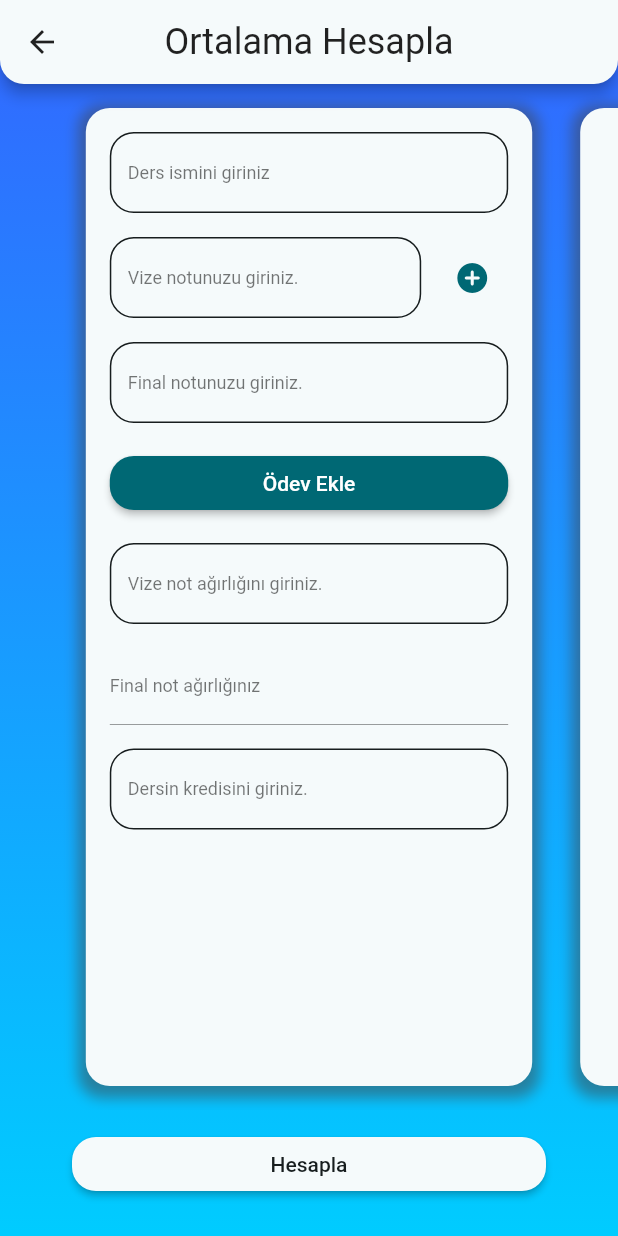
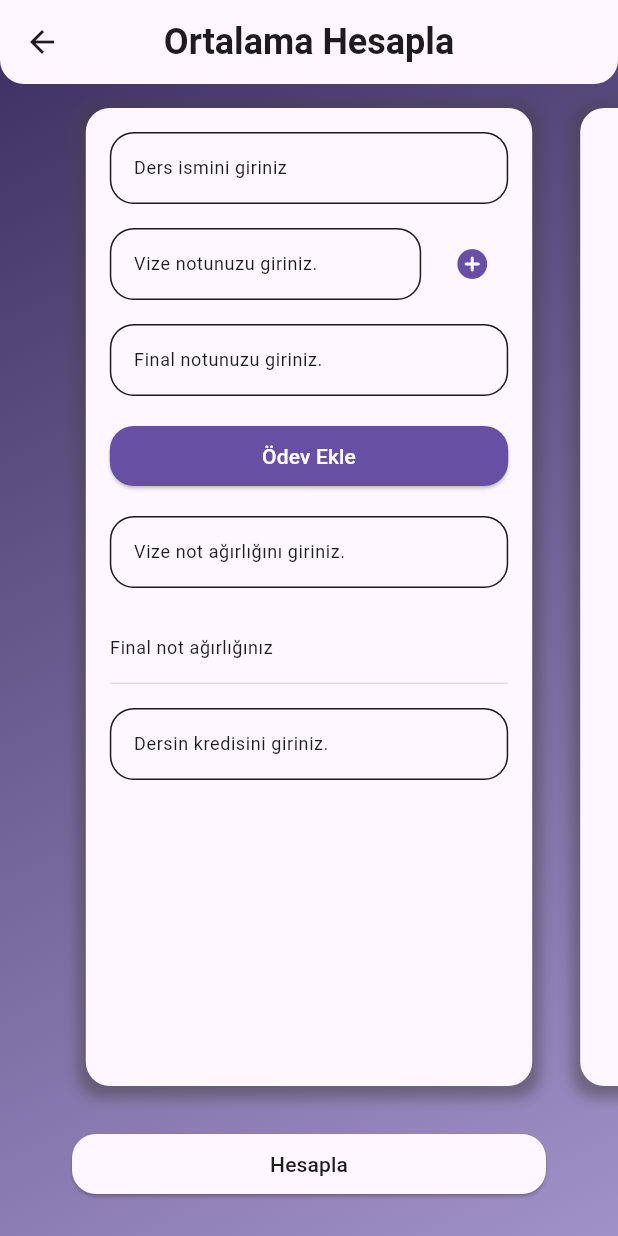
Before and after one commit to EfelerGibi/Examinator, a Flutter app: the screen it shows after launch, after a tap on "Ortalama Hesapla", on a phone screen of 412 x 824 dp. Run offline on Flutter 3.47's test engine with Material 2 defaults, Android fonts, the phone set to English and light mode, and no system bars; drawn by our look-alikes of carousel_slider.

Commit message:
Better material 3 support

```diff
--- a/lib/hesaplandi.dart
+++ b/lib/hesaplandi.dart
@@ -70,7 +70,7 @@ class Hesaplandi extends StatelessWidget {
                       BorderRadius.vertical(bottom: Radius.circular(16))),
               title: Text(
                 title,
-                style: Theme.of(context).textTheme.headline5,
+                style: Theme.of(context).textTheme.headlineSmall,
               ),
               backgroundColor: Theme.of(context).colorScheme.background,
             ),
--- a/lib/main.dart
+++ b/lib/main.dart
@@ -17,16 +17,19 @@ class MyApp extends StatelessWidget {
     return MaterialApp(
       title: 'Flutter Demo',
       theme: ThemeData(
-        //useMaterial3: true,
-        colorSchemeSeed: Colors.grey,
-        textTheme: const TextTheme(
+        useMaterial3: true,
+        //colorSchemeSeed: Colors.green,
+        textTheme: TextTheme(
             button: TextStyle(color: Colors.grey),
-            headline1: TextStyle(color: Colors.grey)),
+            headline5: TextStyle(fontWeight: FontWeight.bold)),
+        scaffoldBackgroundColor: Colors.transparent,
         //primarySwatch: Colors.blue,
       ),
       darkTheme: ThemeData(
-        //useMaterial3: true,
-        textTheme: const TextTheme(button: TextStyle(color: Colors.white)),
+        useMaterial3: true,
+        textTheme: const TextTheme(
+          button: TextStyle(color: Colors.white),
+        ),
         //primarySwatch: Colors.blue,
         //colorSchemeSeed: Colors.grey,
         scaffoldBackgroundColor: Colors.transparent,
@@ -41,6 +44,14 @@ class MyApp extends StatelessWidget {
 
 class MyHomePage extends StatelessWidget {
   const MyHomePage({Key? key}) : super(key: key);
+  Color darken(Color color, [double amount = .1]) {
+    assert(amount >= 0 && amount <= 1);
+
+    final hsl = HSLColor.fromColor(color);
+    final hslDark = hsl.withLightness((hsl.lightness - amount).clamp(0.0, 1.0));
+
+    return hslDark.toColor();
+  }
 
   @override
   Widget build(BuildContext context) {
@@ -63,13 +74,8 @@ class MyHomePage extends StatelessWidget {
                           const FlutterLogo(
                             size: 72,
                           ),
-                          const Text(
-                            "Examator",
-                            style: TextStyle(
-                                //color: Colors.white,
-                                fontSize: 42,
-                                decoration: TextDecoration.underline),
-                          ),
+                          Text("Examator",
+                              style: Theme.of(context).textTheme.displayMedium),
                           const SizedBox(height: 16),
                           ElevatedButton(
                               onPressed: () => Navigator.push(context,
@@ -80,8 +86,12 @@ class MyHomePage extends StatelessWidget {
                                         controller: {},
                                         title: "Ortalama Hesapla");
                                   })),
-                              child: const Text("Ortalama Hesapla"),
+                              child: Text("Ortalama Hesapla",
+                                  style:
+                                      Theme.of(context).textTheme.titleMedium),
                               style: ElevatedButton.styleFrom(
+                                  primary:
+                                      Theme.of(context).colorScheme.primary,
                                   minimumSize: const Size(200, 40),
                                   shape: RoundedRectangleBorder(
                                       borderRadius:
@@ -106,8 +116,12 @@ class MyHomePage extends StatelessWidget {
                                       title: 'Tek Ders Hesapla',
                                     );
                                   })),
-                              child: const Text("Tek Ders Hesapla"),
+                              child: Text("Tek Ders Hesapla",
+                                  style:
+                                      Theme.of(context).textTheme.titleMedium),
                               style: ElevatedButton.styleFrom(
+                                  primary:
+                                      Theme.of(context).colorScheme.primary,
                                   minimumSize: const Size(200, 40),
                                   shape: RoundedRectangleBorder(
                                       borderRadius:
--- a/lib/multiformbox.dart
+++ b/lib/multiformbox.dart
@@ -105,8 +105,12 @@ class _MultiFormBoxState extends State<MultiFormBox> {
         if (widget.hasButton) ...[
           ElevatedButton(
             onPressed: addField,
-            child: Text(widget.buttonText),
+            child: Text(widget.buttonText,
+                style:
+                    TextStyle(color: Theme.of(context).colorScheme.onPrimary)),
             style: ButtonStyle(
+                backgroundColor: MaterialStateProperty.all(
+                    Theme.of(context).colorScheme.primary),
                 fixedSize: MaterialStateProperty.all<Size>(
                     const Size.fromWidth(312312)),
                 shape: MaterialStateProperty.all<RoundedRectangleBorder>(
--- a/lib/pagewrapper.dart
+++ b/lib/pagewrapper.dart
@@ -7,18 +7,37 @@ class PageWrapper extends StatelessWidget {
   const PageWrapper({Key? key, required this.child, this.padding = 0})
       : super(key: key);
 
+  Color darken(Color color, [double amount = .1]) {
+    assert(amount >= 0 && amount <= 1);
+
+    final hsl = HSLColor.fromColor(color);
+    final hslDark = hsl.withLightness((hsl.lightness - amount).clamp(0.0, 1.0));
+
+    return hslDark.toColor();
+  }
+
+  Color lighten(Color color, [double amount = .1]) {
+    assert(amount >= 0 && amount <= 1);
+
+    final hsl = HSLColor.fromColor(color);
+    final hslLight =
+        hsl.withLightness((hsl.lightness + amount).clamp(0.0, 1.0));
+
+    return hslLight.toColor();
+  }
+
   @override
   Widget build(BuildContext context) {
     return Container(
-        decoration: const BoxDecoration(
+        decoration: BoxDecoration(
           gradient: LinearGradient(
-              begin: Alignment(-1.0, -1),
-              end: Alignment(-1.0, 1),
+              begin: const Alignment(-1.0, -1),
+              end: const Alignment(1.0, 1),
               colors: [
-                Color(0xFF3366FF),
-                Color(0xFF00CCFF),
+                darken(Theme.of(context).colorScheme.primary, 0.2),
+                lighten(Theme.of(context).colorScheme.primary, 0.2),
               ],
-              stops: [0.0, 1.0],
+              stops: const [0.0, 1.0],
               tileMode: TileMode.clamp),
         ),
         child: Padding(
```
